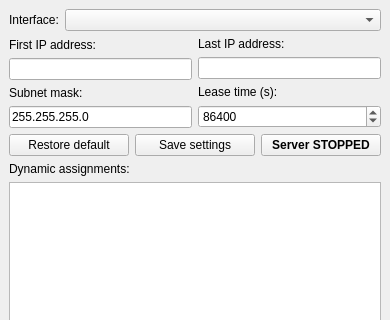
Above: mainwindow.ui from pe-jot/QtDhcpServer before the change; both pictures show x 0 to 390 and y 0 to 320 of the 390 by 524 pixel window. Below: the same form after it.
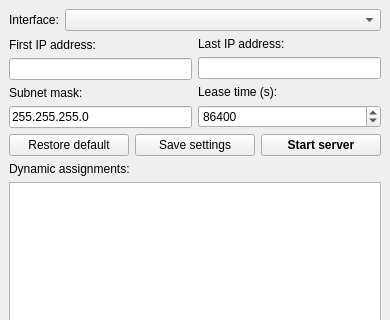
That is the form after the change. Icons and pictures are not drawn.

Commit message: Make Button label more intuitive

```diff
--- a/mainwindow.ui
+++ b/mainwindow.ui
@@ -141,12 +141,11 @@
        <widget class="QPushButton" name="buttonServerState">
         <property name="font">
          <font>
-          <weight>75</weight>
           <bold>true</bold>
          </font>
         </property>
         <property name="text">
-         <string>Server STOPPED</string>
+         <string>Start server</string>
         </property>
         <property name="checkable">
          <bool>true</bool>
```
The commit also changes 1 other file.
